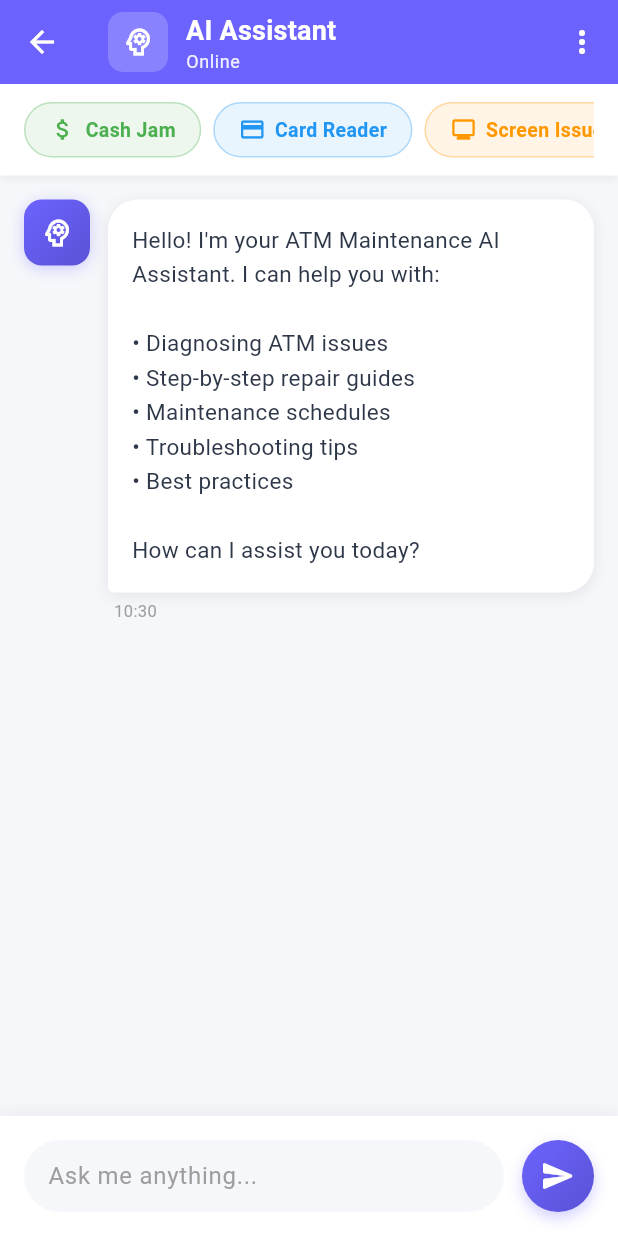
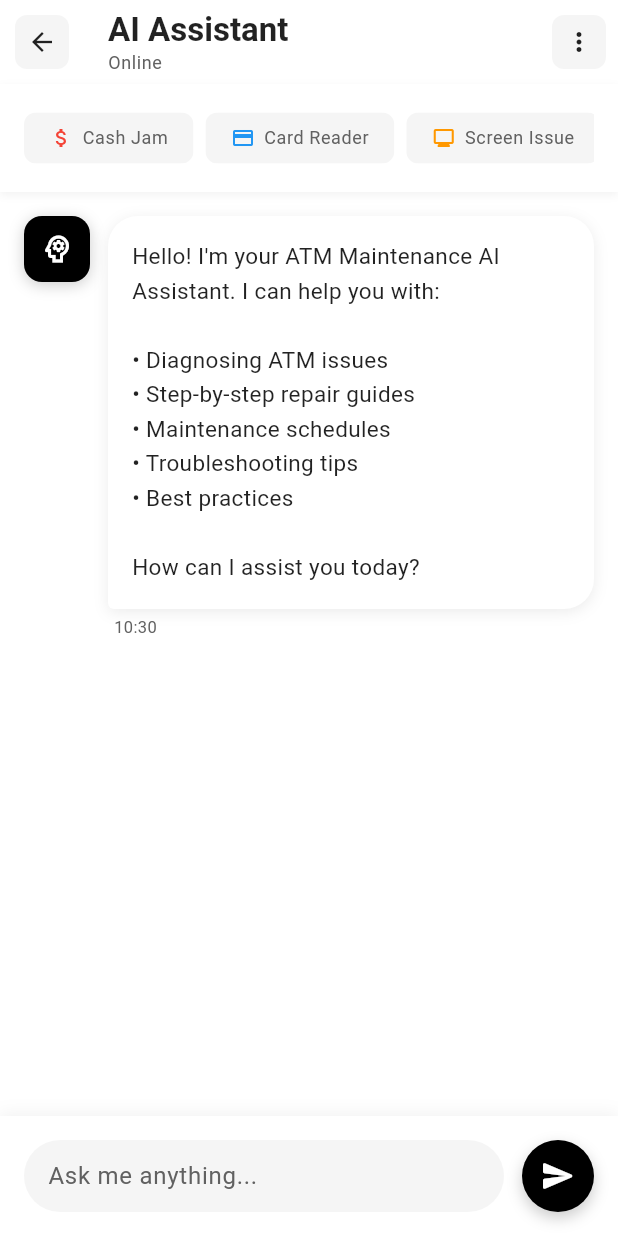
Before and after one commit to evance-mose/AMLS-APP, a Flutter app: the AIAssistantPage screen opened by its route, on a phone screen of 412 x 824 dp. Run offline on Flutter 3.47's test engine with Material 3 defaults, Android fonts, the phone set to English and light mode, and no system bars; our stand-ins replace bloc, flutter_bloc, shared_preferences; accounts and stored records are empty.

Commit message:
Refactor AI Assistant page to improve UI consistency and responsiveness. Update background colors, button styles, and text themes to align with the color scheme. Enhance quick action chips and message bubbles for better user interaction, and ensure typing indicators reflect the current theme.

```diff
--- a/lib/ai_assistant_page.dart
+++ b/lib/ai_assistant_page.dart
@@ -102,52 +102,49 @@ class _AIAssistantPageState extends State<AIAssistantPage> {
     final textTheme = Theme.of(context).textTheme;
 
     return Scaffold(
-      backgroundColor: const Color(0xFFF5F7FA),
+      backgroundColor: colorScheme.background,
       appBar: AppBar(
         elevation: 0,
-        backgroundColor: const Color(0xFF6C63FF),
+        backgroundColor: Colors.transparent,
         leading: IconButton(
-          icon: const Icon(Icons.arrow_back, color: Colors.white),
+          icon: Container(
+            padding: const EdgeInsets.all(8),
+            decoration: BoxDecoration(
+              color: colorScheme.surfaceVariant,
+              borderRadius: BorderRadius.circular(8),
+            ),
+            child: Icon(Icons.arrow_back, color: colorScheme.onSurface, size: 20),
+          ),
           onPressed: () => Navigator.pop(context),
         ),
-        title: Row(
-          children: [
-            Container(
-              padding: const EdgeInsets.all(8),
-              decoration: BoxDecoration(
-                color: Colors.white.withOpacity(0.2),
-                borderRadius: BorderRadius.circular(10),
-              ),
-              child: const Icon(
-                Icons.psychology_outlined,
-                color: Colors.white,
-                size: 24,
-              ),
-            ),
-            const SizedBox(width: 12),
-            Column(
+        title: Column(
           crossAxisAlignment: CrossAxisAlignment.start,
           children: [
             Text(
               'AI Assistant',
-                  style: textTheme.titleMedium?.copyWith(
-                    color: Colors.white,
+              style: textTheme.titleLarge?.copyWith(
+                color: colorScheme.onSurface,
                 fontWeight: FontWeight.bold,
               ),
             ),
             Text(
               'Online',
               style: textTheme.bodySmall?.copyWith(
-                    color: Colors.white.withOpacity(0.9),
+                color: colorScheme.onSurfaceVariant,
               ),
-                ),
-              ],
             ),
           ],
         ),
         actions: [
           IconButton(
-            icon: const Icon(Icons.more_vert, color: Colors.white),
+            icon: Container(
+              padding: const EdgeInsets.all(8),
+              decoration: BoxDecoration(
+                color: colorScheme.surfaceVariant,
+                borderRadius: BorderRadius.circular(8),
+              ),
+              child: Icon(Icons.more_vert, color: colorScheme.onSurface, size: 20),
+            ),
             onPressed: () {
               _showOptionsMenu(context);
             },
@@ -176,25 +173,25 @@ class _AIAssistantPageState extends State<AIAssistantPage> {
                   _buildQuickActionChip(
                     'Cash Jam',
                     Icons.attach_money,
-                    const Color(0xFF4CAF50),
+                    Colors.red,
                   ),
                   const SizedBox(width: 8),
                   _buildQuickActionChip(
                     'Card Reader',
                     Icons.credit_card,
-                    const Color(0xFF2196F3),
+                    Colors.blue,
                   ),
                   const SizedBox(width: 8),
                   _buildQuickActionChip(
                     'Screen Issue',
                     Icons.monitor,
-                    const Color(0xFFFF9800),
+                    Colors.orange,
                   ),
                   const SizedBox(width: 8),
                   _buildQuickActionChip(
                     'Maintenance',
                     Icons.build,
-                    const Color(0xFF9C27B0),
+                    colorScheme.primary,
                   ),
                 ],
               ),
@@ -209,9 +206,9 @@ class _AIAssistantPageState extends State<AIAssistantPage> {
               itemCount: _messages.length + (_isTyping ? 1 : 0),
               itemBuilder: (context, index) {
                 if (index == _messages.length && _isTyping) {
-                  return _buildTypingIndicator();
+                  return _buildTypingIndicator(colorScheme);
                 }
-                return _buildMessageBubble(_messages[index]);
+                return _buildMessageBubble(_messages[index], colorScheme);
               },
             ),
           ),
@@ -236,15 +233,15 @@ class _AIAssistantPageState extends State<AIAssistantPage> {
                     child: Container(
                       padding: const EdgeInsets.symmetric(horizontal: 16),
                       decoration: BoxDecoration(
-                        color: const Color(0xFFF5F7FA),
+                        color: colorScheme.surfaceVariant,
                         borderRadius: BorderRadius.circular(24),
                       ),
                       child: TextField(
                         controller: _messageController,
-                        decoration: const InputDecoration(
+                        decoration: InputDecoration(
                           hintText: 'Ask me anything...',
                           border: InputBorder.none,
-                          hintStyle: TextStyle(color: Color(0xFF9E9E9E)),
+                          hintStyle: TextStyle(color: colorScheme.onSurfaceVariant),
                         ),
                         maxLines: null,
                         textCapitalization: TextCapitalization.sentences,
@@ -255,22 +252,18 @@ class _AIAssistantPageState extends State<AIAssistantPage> {
                   const SizedBox(width: 12),
                   Container(
                     decoration: BoxDecoration(
-                      gradient: const LinearGradient(
-                        colors: [Color(0xFF6C63FF), Color(0xFF5A52D5)],
-                        begin: Alignment.topLeft,
-                        end: Alignment.bottomRight,
-                      ),
+                      color: colorScheme.primary,
                       borderRadius: BorderRadius.circular(24),
                       boxShadow: [
                         BoxShadow(
-                          color: const Color(0xFF6C63FF).withOpacity(0.3),
+                          color: colorScheme.shadow.withOpacity(0.2),
                           blurRadius: 8,
                           offset: const Offset(0, 4),
                         ),
                       ],
                     ),
                     child: IconButton(
-                      icon: const Icon(Icons.send_rounded, color: Colors.white),
+                      icon: Icon(Icons.send_rounded, color: colorScheme.onPrimary),
                       onPressed: _sendMessage,
                     ),
                   ),
@@ -284,39 +277,40 @@ class _AIAssistantPageState extends State<AIAssistantPage> {
   }
 
   Widget _buildQuickActionChip(String label, IconData icon, Color color) {
-    return InkWell(
-      onTap: () {
+    final colorScheme = Theme.of(context).colorScheme;
+    final textTheme = Theme.of(context).textTheme;
+
+    return FilterChip(
+      label: Row(
+        mainAxisSize: MainAxisSize.min,
+        children: [
+          Icon(icon, size: 16, color: color),
+          const SizedBox(width: 6),
+          Text(label),
+        ],
+      ),
+      selected: false,
+      onSelected: (selected) {
         _messageController.text = 'Help with $label';
         _sendMessage();
       },
-      borderRadius: BorderRadius.circular(20),
-      child: Container(
-        padding: const EdgeInsets.symmetric(horizontal: 16, vertical: 8),
-        decoration: BoxDecoration(
-          color: color.withOpacity(0.1),
-          borderRadius: BorderRadius.circular(20),
-          border: Border.all(color: color.withOpacity(0.3)),
+      backgroundColor: colorScheme.surfaceVariant,
+      selectedColor: colorScheme.primaryContainer,
+      labelStyle: textTheme.bodySmall?.copyWith(
+        color: colorScheme.onSurfaceVariant,
+        fontWeight: FontWeight.normal,
       ),
-        child: Row(
-          mainAxisSize: MainAxisSize.min,
-          children: [
-            Icon(icon, size: 18, color: color),
-            const SizedBox(width: 6),
-            Text(
-              label,
-              style: TextStyle(
-                color: color,
-                fontWeight: FontWeight.w600,
-                fontSize: 13,
+      shape: RoundedRectangleBorder(
+        borderRadius: BorderRadius.circular(8),
+        side: BorderSide(
+          color: Colors.transparent,
         ),
       ),
-          ],
-        ),
-      ),
+      padding: const EdgeInsets.symmetric(horizontal: 8, vertical: 4),
     );
   }
 
-  Widget _buildMessageBubble(ChatMessage message) {
+  Widget _buildMessageBubble(ChatMessage message, ColorScheme colorScheme) {
     final isUser = message.isUser;
 
     return Padding(
@@ -329,23 +323,19 @@ class _AIAssistantPageState extends State<AIAssistantPage> {
             Container(
               padding: const EdgeInsets.all(10),
               decoration: BoxDecoration(
-                gradient: const LinearGradient(
-                  colors: [Color(0xFF6C63FF), Color(0xFF5A52D5)],
-                  begin: Alignment.topLeft,
-                  end: Alignment.bottomRight,
-                ),
+                color: colorScheme.primary,
                 borderRadius: BorderRadius.circular(12),
                 boxShadow: [
                   BoxShadow(
-                    color: const Color(0xFF6C63FF).withOpacity(0.3),
+                    color: colorScheme.shadow.withOpacity(0.2),
                     blurRadius: 8,
                     offset: const Offset(0, 2),
                   ),
                 ],
               ),
-              child: const Icon(
+              child: Icon(
                 Icons.psychology_outlined,
-                color: Colors.white,
+                color: colorScheme.onPrimary,
                 size: 24,
               ),
             ),
@@ -358,14 +348,7 @@ class _AIAssistantPageState extends State<AIAssistantPage> {
                 Container(
                   padding: const EdgeInsets.all(16),
                   decoration: BoxDecoration(
-                    gradient: isUser
-                        ? const LinearGradient(
-                            colors: [Color(0xFF6C63FF), Color(0xFF5A52D5)],
-                            begin: Alignment.topLeft,
-                            end: Alignment.bottomRight,
-                          )
-                        : null,
-                    color: isUser ? null : Colors.white,
+                    color: isUser ? colorScheme.primary : colorScheme.surface,
                     borderRadius: BorderRadius.only(
                       topLeft: const Radius.circular(20),
                       topRight: const Radius.circular(20),
@@ -374,7 +357,7 @@ class _AIAssistantPageState extends State<AIAssistantPage> {
                     ),
                     boxShadow: [
                       BoxShadow(
-                        color: Colors.black.withOpacity(0.08),
+                        color: colorScheme.shadow.withOpacity(0.08),
                         blurRadius: 8,
                         offset: const Offset(0, 2),
                       ),
@@ -383,7 +366,7 @@ class _AIAssistantPageState extends State<AIAssistantPage> {
                   child: Text(
                     message.text,
                     style: TextStyle(
-                      color: isUser ? Colors.white : const Color(0xFF2D3748),
+                      color: isUser ? colorScheme.onPrimary : colorScheme.onSurface,
                       fontSize: 15,
                       height: 1.5,
                     ),
@@ -394,8 +377,8 @@ class _AIAssistantPageState extends State<AIAssistantPage> {
                   padding: const EdgeInsets.symmetric(horizontal: 4),
                   child: Text(
                     _formatTime(message.timestamp),
-                    style: const TextStyle(
-                      color: Color(0xFF9E9E9E),
+                    style: TextStyle(
+                      color: colorScheme.onSurfaceVariant,
                       fontSize: 11,
                     ),
                   ),
@@ -408,11 +391,11 @@ class _AIAssistantPageState extends State<AIAssistantPage> {
             Container(
               padding: const EdgeInsets.all(10),
               decoration: BoxDecoration(
-                color: const Color(0xFF4CAF50),
+                color: Colors.green,
                 borderRadius: BorderRadius.circular(12),
                 boxShadow: [
                   BoxShadow(
-                    color: const Color(0xFF4CAF50).withOpacity(0.3),
+                    color: colorScheme.shadow.withOpacity(0.2),
                     blurRadius: 8,
                     offset: const Offset(0, 2),
                   ),
@@ -430,7 +413,7 @@ class _AIAssistantPageState extends State<AIAssistantPage> {
     );
   }
 
-  Widget _buildTypingIndicator() {
+  Widget _buildTypingIndicator(ColorScheme colorScheme) {
     return Padding(
       padding: const EdgeInsets.only(bottom: 16),
       child: Row(
@@ -439,16 +422,12 @@ class _AIAssistantPageState extends State<AIAssistantPage> {
           Container(
             padding: const EdgeInsets.all(10),
             decoration: BoxDecoration(
-              gradient: const LinearGradient(
-                colors: [Color(0xFF6C63FF), Color(0xFF5A52D5)],
-                begin: Alignment.topLeft,
-                end: Alignment.bottomRight,
-              ),
+              color: colorScheme.primary,
               borderRadius: BorderRadius.circular(12),
             ),
-            child: const Icon(
+            child: Icon(
               Icons.psychology_outlined,
-              color: Colors.white,
+              color: colorScheme.onPrimary,
               size: 24,
             ),
           ),
@@ -456,7 +435,7 @@ class _AIAssistantPageState extends State<AIAssistantPage> {
           Container(
             padding: const EdgeInsets.symmetric(horizontal: 20, vertical: 16),
             decoration: BoxDecoration(
-              color: Colors.white,
+              color: colorScheme.surface,
               borderRadius: const BorderRadius.only(
                 topLeft: Radius.circular(20),
                 topRight: Radius.circular(20),
@@ -465,7 +444,7 @@ class _AIAssistantPageState extends State<AIAssistantPage> {
               ),
               boxShadow: [
                 BoxShadow(
-                  color: Colors.black.withOpacity(0.08),
+                  color: colorScheme.shadow.withOpacity(0.08),
                   blurRadius: 8,
                   offset: const Offset(0, 2),
                 ),
@@ -474,11 +453,11 @@ class _AIAssistantPageState extends State<AIAssistantPage> {
             child: Row(
               mainAxisSize: MainAxisSize.min,
               children: [
-                _buildDot(0),
+                _buildDot(0, colorScheme),
                 const SizedBox(width: 4),
-                _buildDot(1),
+                _buildDot(1, colorScheme),
                 const SizedBox(width: 4),
-                _buildDot(2),
+                _buildDot(2, colorScheme),
               ],
             ),
           ),
@@ -487,7 +466,7 @@ class _AIAssistantPageState extends State<AIAssistantPage> {
     );
   }
 
-  Widget _buildDot(int index) {
+  Widget _buildDot(int index, ColorScheme colorScheme) {
     return TweenAnimationBuilder<double>(
       tween: Tween(begin: 0.0, end: 1.0),
       duration: const Duration(milliseconds: 600),
@@ -497,8 +476,8 @@ class _AIAssistantPageState extends State<AIAssistantPage> {
           height: 8,
           decoration: BoxDecoration(
             color: Color.lerp(
-              const Color(0xFFBDBDBD),
-              const Color(0xFF6C63FF),
+              colorScheme.onSurfaceVariant,
+              colorScheme.primary,
               (value + index * 0.3) % 1,
             ),
             shape: BoxShape.circle,
@@ -518,13 +497,14 @@ class _AIAssistantPageState extends State<AIAssistantPage> {
   }
 
   void _showOptionsMenu(BuildContext context) {
+    final colorScheme = Theme.of(context).colorScheme;
     showModalBottomSheet(
       context: context,
       backgroundColor: Colors.transparent,
       builder: (context) => Container(
-        decoration: const BoxDecoration(
-          color: Colors.white,
-          borderRadius: BorderRadius.vertical(top: Radius.circular(20)),
+        decoration: BoxDecoration(
+          color: colorScheme.surface,
+          borderRadius: const BorderRadius.vertical(top: Radius.circular(20)),
         ),
         child: SafeArea(
           child: Column(
@@ -535,7 +515,7 @@ class _AIAssistantPageState extends State<AIAssistantPage> {
                 width: 40,
                 height: 4,
                 decoration: BoxDecoration(
-                  color: const Color(0xFFE0E0E0),
+                  color: colorScheme.outline,
                   borderRadius: BorderRadius.circular(2),
                 ),
               ),
@@ -582,19 +562,21 @@ class _AIAssistantPageState extends State<AIAssistantPage> {
   }
 
   Widget _buildMenuOption(IconData icon, String title, VoidCallback onTap) {
+    final colorScheme = Theme.of(context).colorScheme;
     return ListTile(
       leading: Container(
         padding: const EdgeInsets.all(8),
         decoration: BoxDecoration(
-          color: const Color(0xFF6C63FF).withOpacity(0.1),
+          color: colorScheme.primaryContainer,
           borderRadius: BorderRadius.circular(8),
         ),
-        child: Icon(icon, color: const Color(0xFF6C63FF)),
+        child: Icon(icon, color: colorScheme.primary),
       ),
       title: Text(
         title,
-        style: const TextStyle(
+        style: TextStyle(
           fontWeight: FontWeight.w500,
+          color: colorScheme.onSurface,
         ),
       ),
       onTap: onTap,
```
Lines whose indentation alone changed are shown as unchanged.
